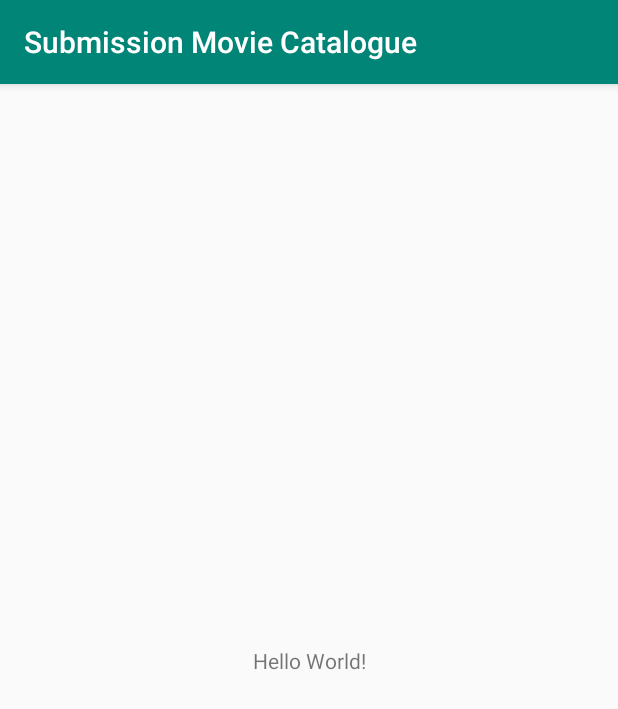
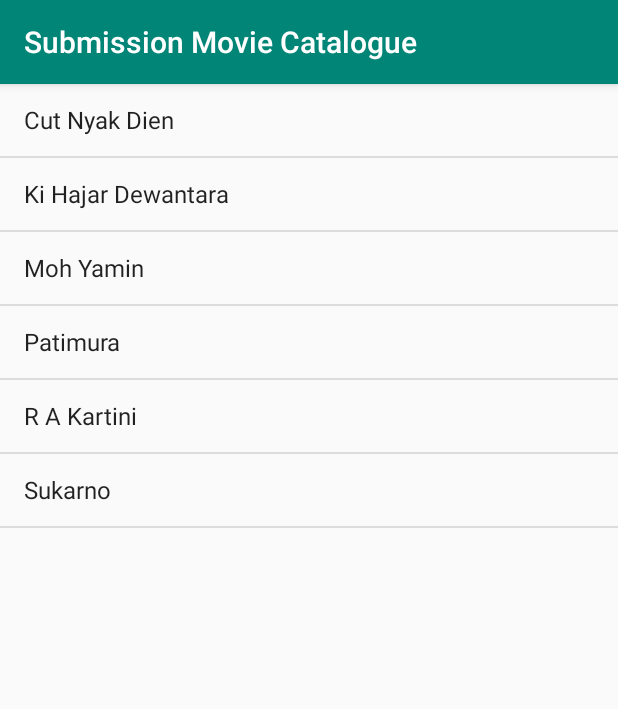
Before and after one commit to Achmadsetiawann/Submission_MovieCatalogue_Part-1, an Android app: the screen it shows after launch (MainActivity), on a phone screen of 412 x 824 dp. Shown: the top 709 px of the screen. Run offline under Robolectric (Android 15) with nearby library versions, the phone set to English and light mode, and no system bars.

Commit message:
Adding Adapter ListView

```diff
--- a/app/src/main/java/com/example/submissionmoviecatalogue/MainActivity.java
+++ b/app/src/main/java/com/example/submissionmoviecatalogue/MainActivity.java
@@ -3,12 +3,29 @@ package com.example.submissionmoviecatalogue;
 import androidx.appcompat.app.AppCompatActivity;
 
 import android.os.Bundle;
+import android.widget.ArrayAdapter;
+import android.widget.ListView;
 
 public class MainActivity extends AppCompatActivity {
+
+/*
+
+Structure MainActivity =>  activity_main.xml
+
+*/
+
+    private String[] dataName = {"Cut Nyak Dien","Ki Hajar Dewantara","Moh Yamin","Patimura","R A Kartini","Sukarno"};
 
     @Override
     protected void onCreate(Bundle savedInstanceState) {
         super.onCreate(savedInstanceState);
         setContentView(R.layout.activity_main);
+
+        ListView listView = findViewById(R.id.lv_list_movie);
+        ArrayAdapter<String> adapter = new ArrayAdapter<String>(this, android.R.layout.simple_list_item_1, android.R.id.text1, dataName);
+        listView.setAdapter(adapter);
     }
+
+
+
 }
--- a/app/src/main/res/layout/activity_main.xml
+++ b/app/src/main/res/layout/activity_main.xml
@@ -1,18 +1,16 @@
 <?xml version="1.0" encoding="utf-8"?>
-<androidx.constraintlayout.widget.ConstraintLayout xmlns:android="http://schemas.android.com/apk/res/android"
-    xmlns:app="http://schemas.android.com/apk/res-auto"
+<LinearLayout
+    xmlns:android="http://schemas.android.com/apk/res/android"
     xmlns:tools="http://schemas.android.com/tools"
     android:layout_width="match_parent"
     android:layout_height="match_parent"
-    tools:context=".MainActivity">
+    tools:context=".MainActivity"
+    >
 
-    <TextView
-        android:layout_width="wrap_content"
-        android:layout_height="wrap_content"
-        android:text="Hello World!"
-        app:layout_constraintBottom_toBottomOf="parent"
-        app:layout_constraintLeft_toLeftOf="parent"
-        app:layout_constraintRight_toRightOf="parent"
-        app:layout_constraintTop_toTopOf="parent" />
+    <ListView
+        android:id="@+id/lv_list_movie"
+        android:layout_width="match_parent"
+        android:layout_height="match_parent"
+        />
 
-</androidx.constraintlayout.widget.ConstraintLayout>
+</LinearLayout>
```
